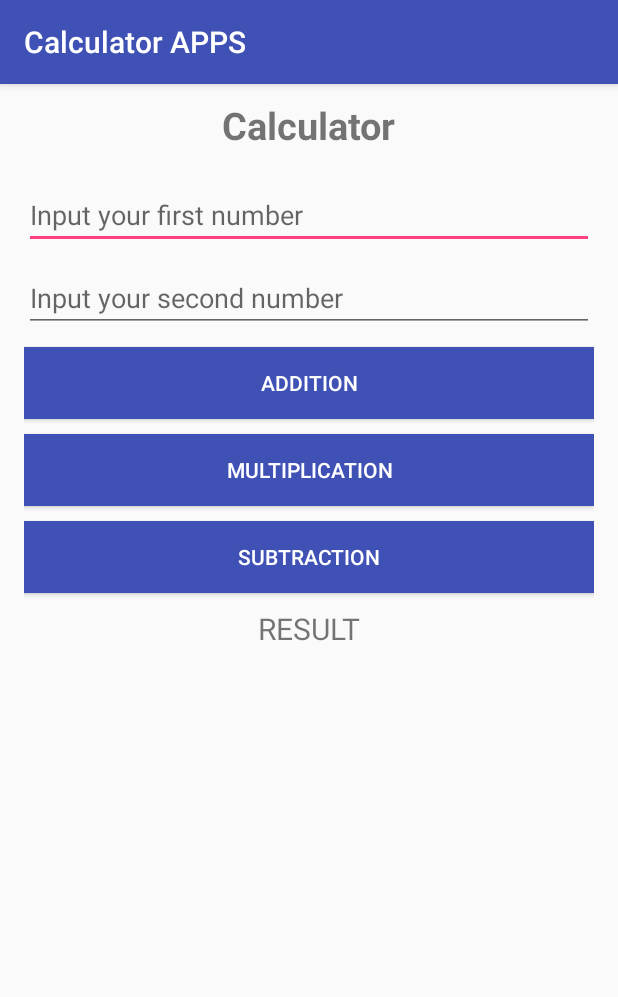
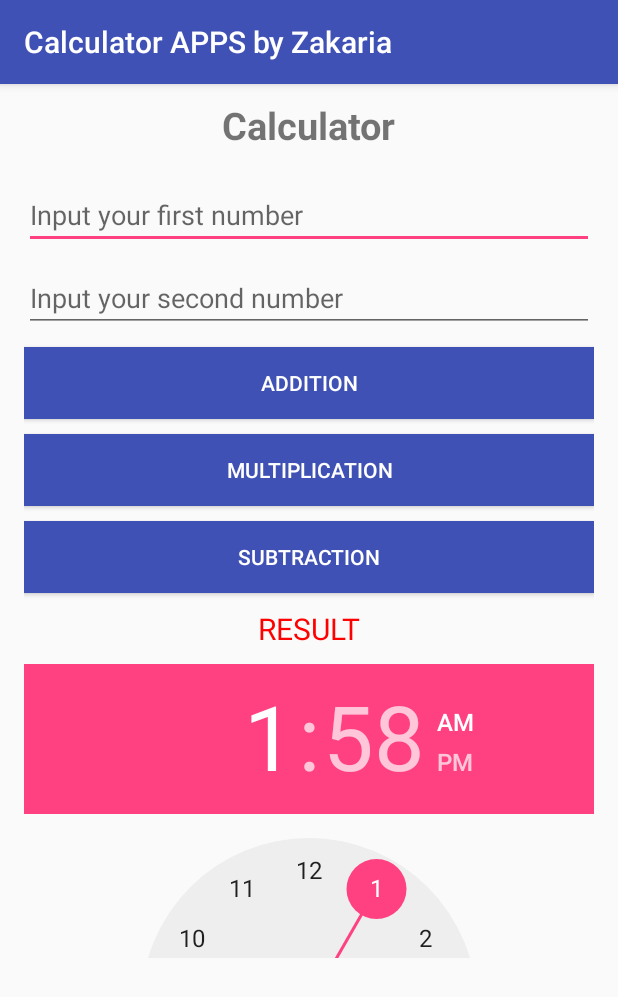
Before and after one commit to zsbappa01/html_design, an Android app: the screen it shows after launch (MainActivity), on a phone screen of 412 x 824 dp. Shown: the top 997 px of the screen. Run offline under Robolectric (Android 15) with nearby library versions, the phone set to English and light mode, and no system bars.

Commit message:
added calculator

```diff
--- a/app/src/main/java/com/zsbappa/zakariashahed/MainActivity.java
+++ b/app/src/main/java/com/zsbappa/zakariashahed/MainActivity.java
@@ -14,7 +14,7 @@ public class MainActivity extends AppCompatActivity implements View.OnClickListe
 
     private TextView mTextMessage;
     private EditText firstInput, secondInput;
-    private Button btnCal;
+    private Button btnadd,btnmul,btnsub;
 
 
     @Override
@@ -24,9 +24,13 @@ public class MainActivity extends AppCompatActivity implements View.OnClickListe
 
         firstInput = (EditText) findViewById(R.id.etFirst);
         secondInput = (EditText) findViewById(R.id.edtSecondInput);
-        btnCal = (Button) findViewById(R.id.btnCal);
+        btnadd = (Button) findViewById(R.id.btnadd);
+        btnmul = (Button) findViewById(R.id.btnmul);
+        btnsub = (Button) findViewById(R.id.btnsub);
         mTextMessage = (TextView) findViewById(R.id.tvResult);
-        btnCal.setOnClickListener(this);
+        btnadd.setOnClickListener(this);
+        btnmul.setOnClickListener(this);
+        btnsub.setOnClickListener(this);
 
 
     }
@@ -38,8 +42,7 @@ public class MainActivity extends AppCompatActivity implements View.OnClickListe
         int a = Integer.parseInt(fistValue);
         int b = Integer.parseInt(secondValue);
         mTextMessage.setText("Result=" + addition(a, b));
-        mTextMessage.setText("Result=" + multiplication(a, b));
-        mTextMessage.setText("Result=" + substraction(a, b));
+
     }
     private void multiplication() {
         String fistValue = firstInput.getText().toString();
@@ -47,9 +50,9 @@ public class MainActivity extends AppCompatActivity implements View.OnClickListe
 
         int a = Integer.parseInt(fistValue);
         int b = Integer.parseInt(secondValue);
-        mTextMessage.setText("Result=" + addition(a, b));
+
         mTextMessage.setText("Result=" + multiplication(a, b));
-        mTextMessage.setText("Result=" + substraction(a, b));
+
     }
     private void substraction() {
         String fistValue = firstInput.getText().toString();
@@ -57,8 +60,7 @@ public class MainActivity extends AppCompatActivity implements View.OnClickListe
 
         int a = Integer.parseInt(fistValue);
         int b = Integer.parseInt(secondValue);
-        mTextMessage.setText("Result=" + addition(a, b));
-        mTextMessage.setText("Result=" + multiplication(a, b));
+
         mTextMessage.setText("Result=" + substraction(a, b));
     }
 
--- a/app/src/main/res/layout/activity_main.xml
+++ b/app/src/main/res/layout/activity_main.xml
@@ -8,7 +8,8 @@
     android:orientation="vertical"
     android:paddingLeft="16dp"
     android:paddingRight="16dp"
-    tools:context="com.zsbappa.zakariashahed.MainActivity">
+    tools:context="com.zsbappa.zakariashahed.MainActivity"
+    android:weightSum="1">
 
     <TextView
         android:padding="10dp"
@@ -17,21 +18,26 @@
         android:layout_width="wrap_content"
         android:layout_height="wrap_content"
         android:layout_gravity="center"
-        android:text="Calculator" />
+        android:text="Calculator"
+      />
+
 
     <EditText
         android:id="@+id/etFirst"
         android:layout_width="match_parent"
         android:layout_height="wrap_content"
         android:layout_marginTop="10dp"
-        android:hint="Input your first number" />
+        android:hint="Input your first number"
+        android:inputType="phone"/>
 
     <EditText
         android:id="@+id/edtSecondInput"
         android:layout_width="match_parent"
         android:layout_height="wrap_content"
         android:layout_marginTop="10dp"
-        android:hint="Input your second number" />
+        android:hint="Input your second number"
+        android:inputType="phone"
+        />
 
     <Button
         android:id="@+id/btnadd"
@@ -73,6 +79,14 @@
         android:layout_gravity="center"
         android:layout_marginTop="10dp"
         android:text="RESULT"
+        android:textColor="#ff0000"
         android:textSize="20sp" />
 
+    <TimePicker
+        android:id="@+id/timePicker"
+        android:paddingTop="10dp"
+        android:layout_width="wrap_content"
+        android:layout_height="55dp"
+        android:layout_weight="0.45" />
+
 </LinearLayout>
--- a/app/src/main/res/values/strings.xml
+++ b/app/src/main/res/values/strings.xml
@@ -1,5 +1,5 @@
 <resources>
-    <string name="app_name">Calculator APPS</string>
+    <string name="app_name">Calculator APPS by Zakaria</string>
     <string name="title_home">Powered by Zakaria</string>
     <string name="title_dashboard">Dashboard</string>
     <string name="title_notifications">Notifications</string>
```
